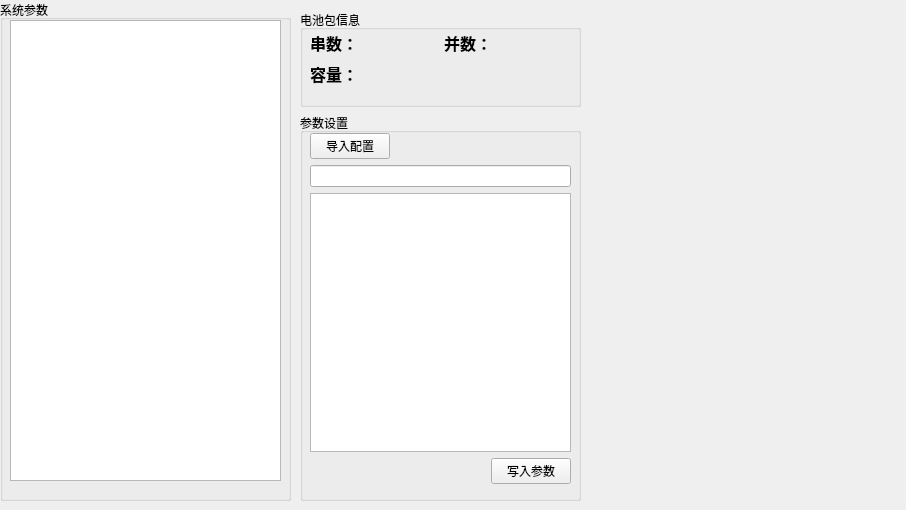
Before: the Qt Designer form SysPraModel.ui in zhuyanliang/GlobelCanTools, drawn with Qt 5.
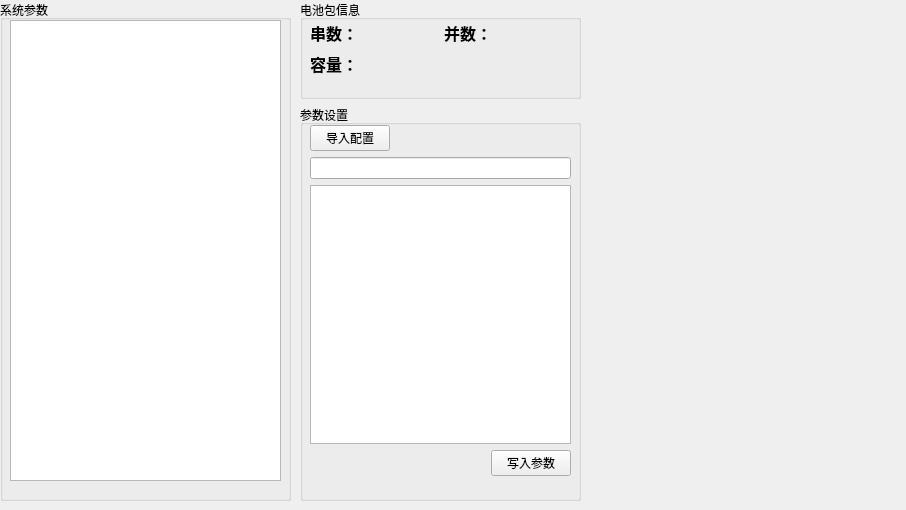
After: the same form once the commit is applied.

```diff
--- a/SysPraModel.ui
+++ b/SysPraModel.ui
@@ -40,9 +40,9 @@
    <property name="geometry">
     <rect>
      <x>300</x>
-     <y>10</y>
+     <y>0</y>
      <width>281</width>
-     <height>491</height>
+     <height>501</height>
     </rect>
    </property>
    <layout class="QVBoxLayout" name="verticalLayout_3" stretch="1,4">
```
